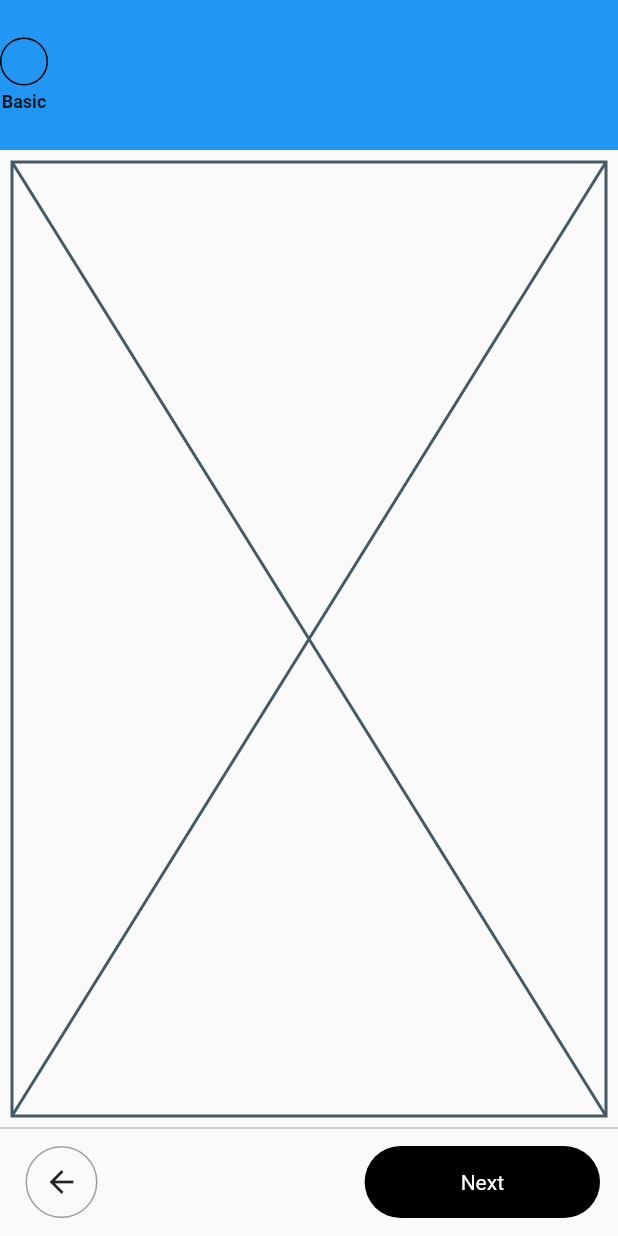
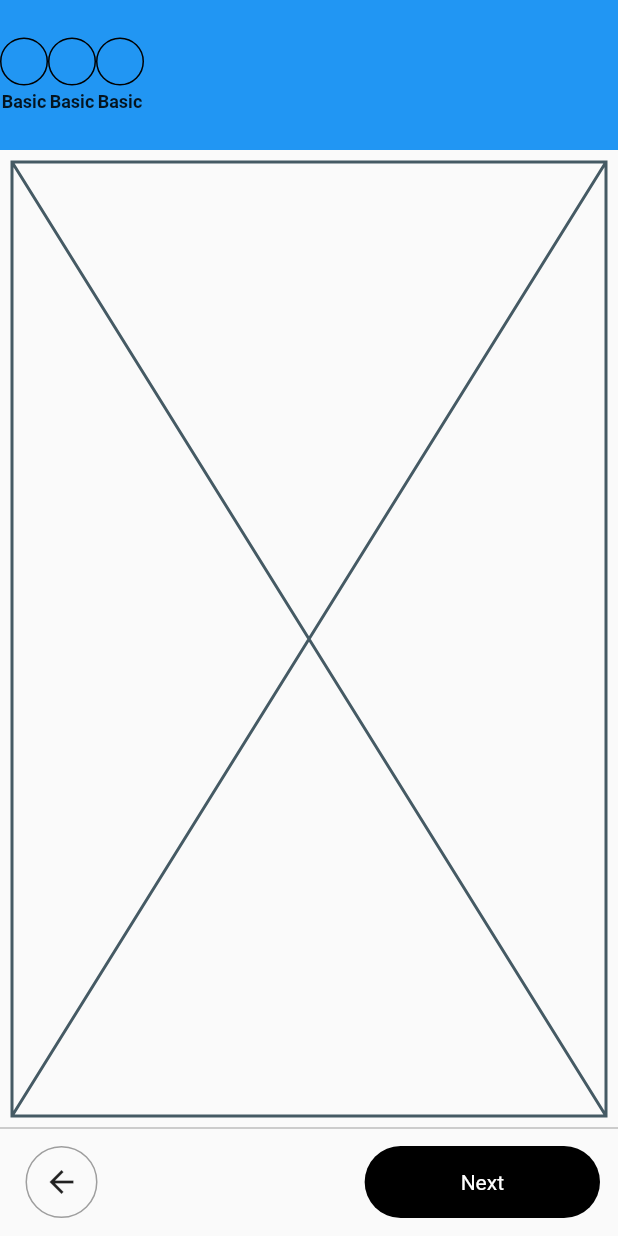
Before and after one commit to JAICHANGPARK/flutter_notebook_18th_story, a Flutter app: the screen it shows after launch, on a phone screen of 412 x 824 dp. Run offline on Flutter 3.47's test engine with Material 2 defaults, Android fonts, the phone set to English and light mode, and no system bars; our stand-ins replace cached_network_image, flutter_lorem, flutter_riverpod, flutter_svg, freezed_annotation, go_router and 3 more.

Commit message:
Update pax_wardrobe_main_page.dart

```diff
--- a/lib/ep1081_pax_wardrobe_app/src/pax_wardrobe_main_page.dart
+++ b/lib/ep1081_pax_wardrobe_app/src/pax_wardrobe_main_page.dart
@@ -16,6 +16,48 @@ class PaxWardrobeMainPage extends StatelessWidget {
               ),
               child: Row(
                 children: [
+                  Column(
+                    mainAxisAlignment: MainAxisAlignment.center,
+                    children: [
+                      Container(
+                        height: 32,
+                        width: 32,
+                        decoration: BoxDecoration(
+                          border: Border.all(),
+                          shape: BoxShape.circle,
+                        ),
+                      ),
+                      SizedBox(height: 4,),
+                      Text(
+                        "Basic",
+                        style: TextStyle(
+                          fontSize: 12,
+                          fontWeight: FontWeight.bold,
+                        ),
+                      ),
+                    ],
+                  ),
+                  Column(
+                    mainAxisAlignment: MainAxisAlignment.center,
+                    children: [
+                      Container(
+                        height: 32,
+                        width: 32,
+                        decoration: BoxDecoration(
+                          border: Border.all(),
+                          shape: BoxShape.circle,
+                        ),
+                      ),
+                      SizedBox(height: 4,),
+                      Text(
+                        "Basic",
+                        style: TextStyle(
+                          fontSize: 12,
+                          fontWeight: FontWeight.bold,
+                        ),
+                      ),
+                    ],
+                  ),
                   Column(
                     mainAxisAlignment: MainAxisAlignment.center,
                     children: [
```
